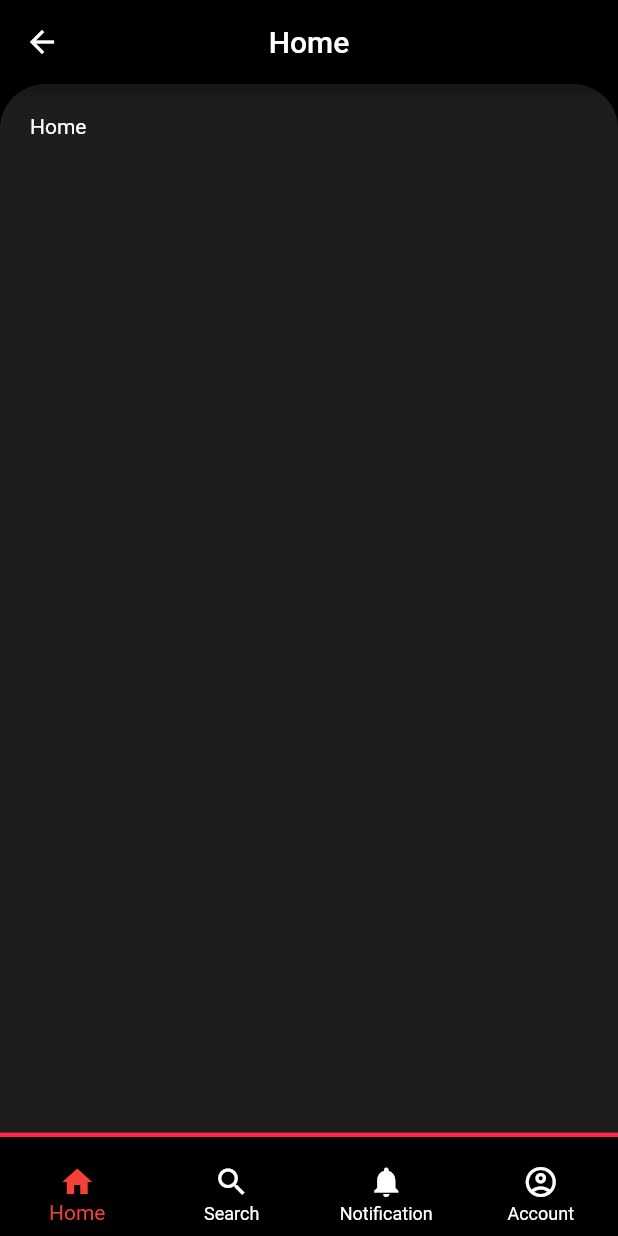
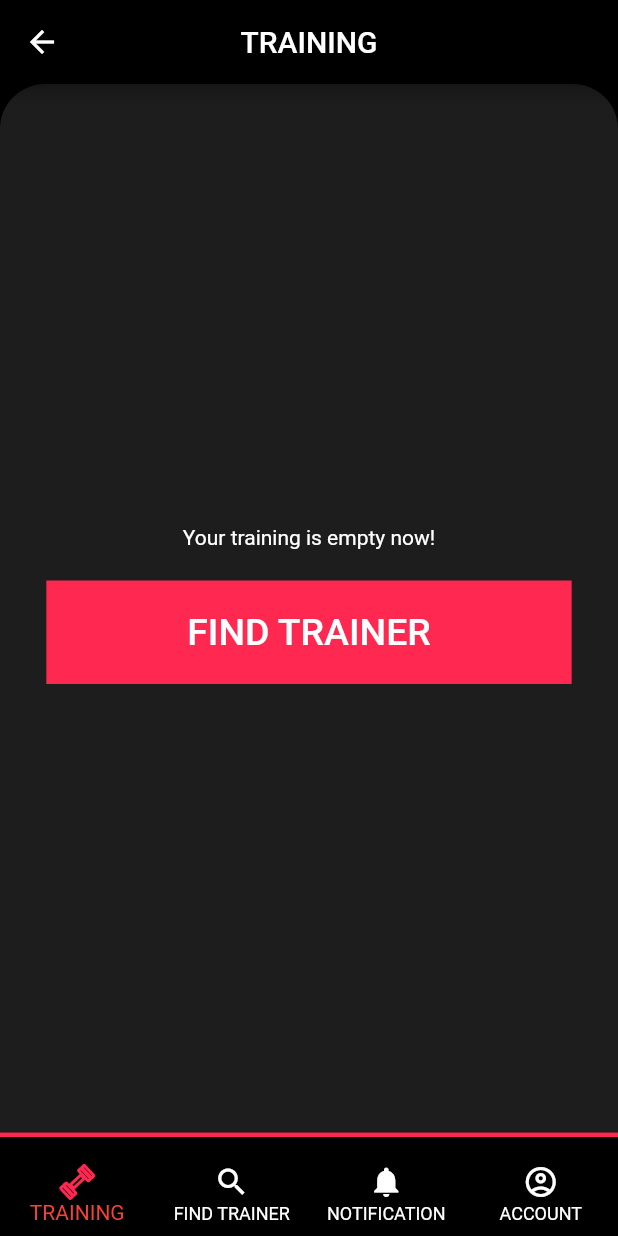
Before and after one commit to thanhdat369/HCI-PT-Booking, a Flutter app: the UserScreen screen opened directly, on a phone screen of 412 x 824 dp. Run offline on Flutter 3.47's test engine with Material 2 defaults, Android fonts, the phone set to English and light mode, and no system bars; our stand-ins replace flutter_svg; Roboto replaces fonts that are missing (ProductSans).

Commit message:
2 screen My course and Finf Trainer

```diff
--- /dev/null
+++ b/lib/screens/Welcome/components/list_view_demo.dart
@@ -0,0 +1,20 @@
+import 'package:flutter/material.dart';
+import 'package:hci_booking_pt/screens/user_screen/components/trainer_search_info.dart';
+class List_View_Demo extends StatelessWidget {
+  const List_View_Demo({Key key}) : super(key: key);
+
+  @override
+  Widget build(BuildContext context) {
+    return ListView(
+  children: <Widget>[
+    Trainer_Search_Info(),
+    const Divider(color: Colors.white, height: 10, thickness: 0, indent: 20, endIndent: 20),
+    Trainer_Search_Info(),
+    const Divider(color: Colors.white, height: 10, thickness: 0, indent: 20, endIndent: 20),
+    Trainer_Search_Info(),
+    const Divider(color: Colors.white, height: 10, thickness: 0, indent: 20, endIndent: 20),
+    Trainer_Search_Info(),
+  ],
+);
+  }
+}
--- /dev/null
+++ b/lib/screens/user_screen/training_empty.dart
@@ -0,0 +1 @@
+import 'package:flutter/material.dart';
--- a/lib/screens/user_screen/user_home.dart
+++ b/lib/screens/user_screen/user_home.dart
@@ -1,12 +1,19 @@
 import 'package:flutter/material.dart';
+import 'package:hci_booking_pt/components/rounded_button.dart';
 
 class UserHome extends StatelessWidget {
   const UserHome({Key key}) : super(key: key);
 
   @override
   Widget build(BuildContext context) {
-    return Container(
-      child: Text("Home"),
+    return Column(
+      mainAxisAlignment: MainAxisAlignment.center,
+      children: [
+        Text("Your training is empty now!"),
+        Text(""),
+        RoundedButton(text: "FIND TRAINER",),
+      ],
+
     );
   }
 }
--- a/lib/screens/user_screen/user_screen.dart
+++ b/lib/screens/user_screen/user_screen.dart
@@ -5,6 +5,7 @@ import 'package:hci_booking_pt/screens/user_screen/profile.dart';
 import 'package:hci_booking_pt/screens/user_screen/user_home.dart';
 import 'package:hci_booking_pt/screens/user_screen/user_notification.dart';
 import 'package:hci_booking_pt/theme/colors.dart';
+import 'package:flutter_svg/flutter_svg.dart';
 
 //Supported class
 class UserScreenItemDTO {
@@ -22,10 +23,10 @@ class UserScreen extends StatefulWidget {
 class _UserScreenState extends State<UserScreen> {
   int _currentindex = 0;
   final _tabs = [
-    UserScreenItemDTO("Home", UserHome()),
-    UserScreenItemDTO("Search", FindPT()),
-    UserScreenItemDTO("Notification", UserNotification()),
-    UserScreenItemDTO("Profile", Profile()),
+    UserScreenItemDTO("TRAINING", UserHome()),
+    UserScreenItemDTO("FIND YOUR TRAINER", FindPT()),
+    UserScreenItemDTO("NOTIFICATION", UserNotification()),
+    UserScreenItemDTO("PROFILE", Profile()),
   ];
   @override
   Widget build(BuildContext context) {
@@ -55,13 +56,19 @@ class _UserScreenState extends State<UserScreen> {
             type: BottomNavigationBarType.fixed,
             backgroundColor: MainColors.kDark,
             items: [
-              BottomNavigationBarItem(label: "Home", icon: Icon(Icons.home)),
               BottomNavigationBarItem(
-                  label: "Search", icon: Icon(Icons.search)),
+                label: "TRAINING",
+                icon: SvgPicture.asset('asset/images/user_screen/home.svg',
+                    color: _currentindex == 0
+                        ? MainColors.kMain
+                        : MainColors.kLight),
+              ),
               BottomNavigationBarItem(
-                  label: "Notification", icon: Icon(Icons.notifications)),
+                  label: "FIND TRAINER", icon: Icon(Icons.search)),
               BottomNavigationBarItem(
-                  label: "Account", icon: Icon(Icons.account_circle_outlined)),
+                  label: "NOTIFICATION", icon: Icon(Icons.notifications)),
+              BottomNavigationBarItem(
+                  label: "ACCOUNT", icon: Icon(Icons.account_circle_outlined)),
             ],
           )),
     );
--- a/pubspec.yaml
+++ b/pubspec.yaml
@@ -21,6 +21,7 @@ environment:
   sdk: ">=2.7.0 <3.0.0"
 
 dependencies:
+  flutter_svg: ^0.19.0
   flutter:
     sdk: flutter
 
```
Also changed, not shown: lib/components/rounded_button_size.dart (added, +43 -0 lines), lib/components/rounded_input_search.dart (added, +51 -0 lines), lib/main.dart (+7 -1 lines), lib/screens/user_screen/checkout.dart (+4 -4 lines), lib/screens/user_screen/components/trainer_search_info.dart (added, +85 -0 lines), lib/screens/user_screen/find_pt.dart (+27 -2 lines), asset/images/user_screen/home.svg (added), pubspec.lock.
